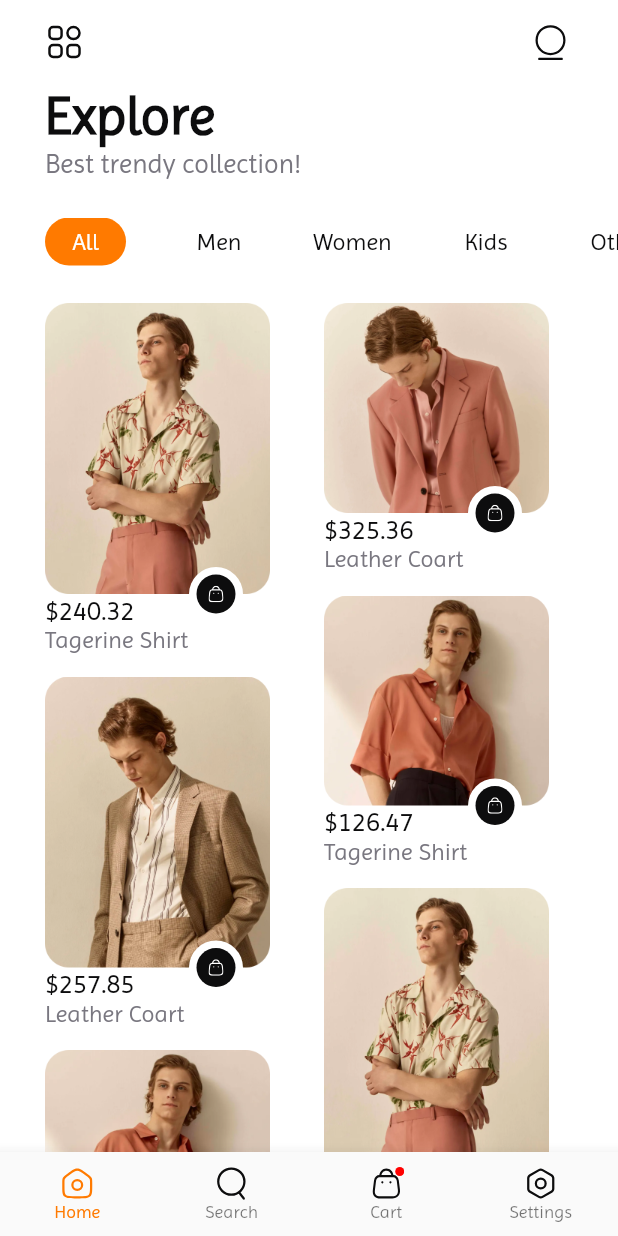
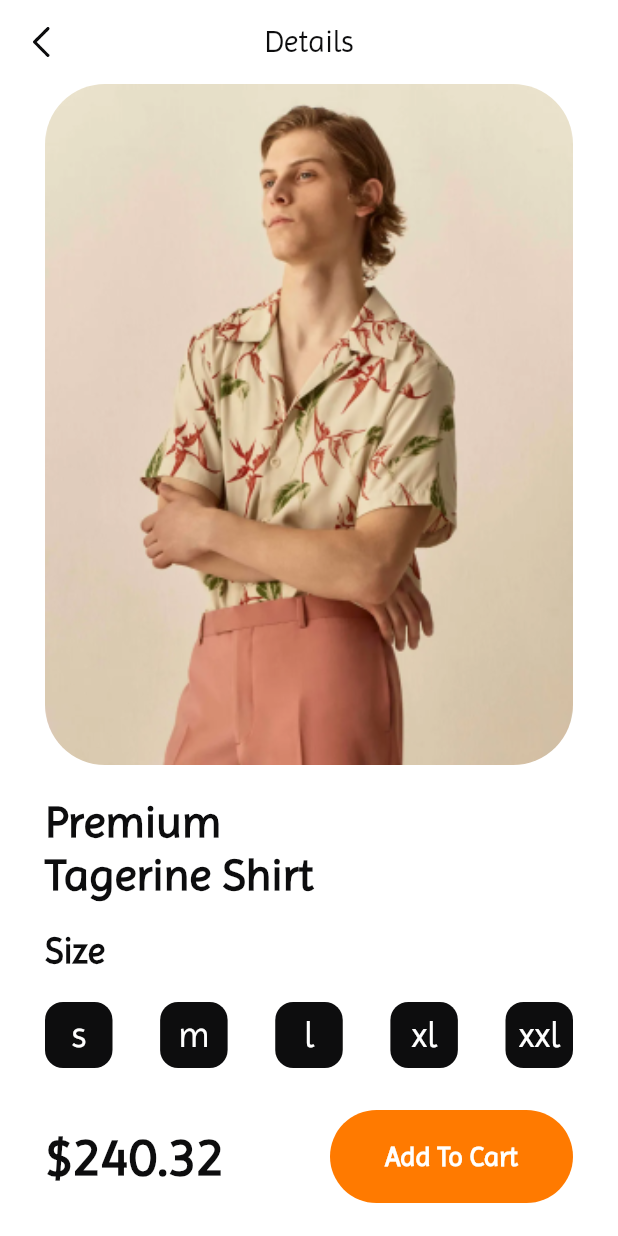
Before and after one commit to nelogomes/flutter_brand_store, a Flutter app: the screen it shows after launch, after a tap on an icon or button, on a phone screen of 412 x 824 dp. Run offline on Flutter 3.47's test engine with Material 2 defaults, Android fonts, the phone set to English and light mode, and no system bars; our stand-ins replace flutter_hooks, flutter_svg.

Commit message:
completed product detail screen

```diff
--- a/lib/main.dart
+++ b/lib/main.dart
@@ -1,6 +1,7 @@
 import 'package:flutter/material.dart';
 import 'package:flutter_brand_store/common/app_colors.dart';
 import 'package:flutter_brand_store/views/screens/home_screen.dart';
+import 'package:flutter_brand_store/views/screens/product_detail_screen.dart';
 
 void main() => runApp(const MyApp());
 
@@ -23,8 +24,8 @@ class MyApp extends StatelessWidget {
           color: Colors.transparent,
         ),
       ),
+      home: const HomeScreen(),
       title: 'Material App',
-      home: const HomeScreen(),
     );
   }
 }
--- a/lib/models/product.dart
+++ b/lib/models/product.dart
@@ -1,8 +1,12 @@
+enum ProductSize { s, m, l, xl, xxl }
+
 class Product {
   String name;
   String image;
   double price;
   bool isAddedCart;
+  List<ProductSize> productSize;
 
-  Product(this.name, this.image, this.price, this.isAddedCart);
+  Product(
+      this.name, this.image, this.price, this.isAddedCart, this.productSize);
 }
--- /dev/null
+++ b/lib/utils/custom_page_route.dart
@@ -0,0 +1,22 @@
+import 'package:flutter/material.dart';
+
+class CustomPageRoute extends PageRouteBuilder {
+  CustomPageRoute({required this.child})
+      : super(
+          pageBuilder: (context, Animation<double> animation,
+                  Animation<double> secondaryAnimation) =>
+              child,
+          transitionDuration: const Duration(milliseconds: 500),
+        );
+
+  Widget child;
+
+  @override
+  Widget buildTransitions(BuildContext context, Animation<double> animation,
+      Animation<double> secondaryAnimation, Widget child) {
+    return ScaleTransition(
+      scale: animation,
+      child: child,
+    );
+  }
+}
--- /dev/null
+++ b/lib/views/screens/product_detail_screen.dart
@@ -0,0 +1,128 @@
+import 'package:flutter/material.dart';
+import 'package:flutter_brand_store/common/app_colors.dart';
+import 'package:flutter_brand_store/models/product.dart';
+import 'package:flutter_svg/flutter_svg.dart';
+
+class ProductDetailScreen extends StatelessWidget {
+  const ProductDetailScreen({super.key, required this.product});
+
+  final Product product;
+
+  @override
+  Widget build(BuildContext context) {
+    final Size screenWidth = MediaQuery.of(context).size;
+    final Size screenHeight = MediaQuery.of(context).size;
+
+    List<Widget> buildSizeItem() {
+      return product.productSize.map(((e) {
+        return Container(
+          alignment: Alignment.center,
+          width: 45,
+          height: 44,
+          decoration: BoxDecoration(
+            color: AppColors.secondary,
+            borderRadius: BorderRadius.circular(12),
+          ),
+          child: Text(
+            e.toString().split('.')[1],
+            style: const TextStyle(
+              color: Colors.white,
+              fontSize: 24,
+            ),
+          ),
+        );
+      })).toList();
+    }
+
+    return Scaffold(
+      appBar: AppBar(
+        leading: IconButton(
+          icon: SvgPicture.asset('assets/icons/Back.svg'),
+          onPressed: () => Navigator.pop(context),
+        ),
+        title: const Text(
+          'Details',
+          style: TextStyle(color: AppColors.primaryText),
+        ),
+        centerTitle: true,
+      ),
+      body: Padding(
+        padding: const EdgeInsets.only(top: 0, left: 30, right: 30, bottom: 22),
+        child: Column(
+          crossAxisAlignment: CrossAxisAlignment.start,
+          // mainAxisAlignment: MainAxisAlignment.spaceBetween,
+          children: [
+            Expanded(
+              child: ClipRRect(
+                borderRadius: BorderRadius.circular(40),
+                child: Image.asset(
+                  product.image,
+                  width: screenWidth.width,
+                  fit: BoxFit.cover,
+                ),
+              ),
+            ),
+            Container(
+              margin: const EdgeInsets.only(top: 20),
+              width: 209,
+              child: const Text(
+                'Premium Tagerine Shirt',
+                style: TextStyle(
+                  fontSize: 30,
+                  color: AppColors.primaryText,
+                  fontWeight: FontWeight.bold,
+                  overflow: TextOverflow.fade,
+                ),
+              ),
+            ),
+            const SizedBox(height: 20),
+            const Text(
+              'Size',
+              style: TextStyle(
+                  color: AppColors.primaryText,
+                  fontSize: 24,
+                  fontWeight: FontWeight.bold),
+            ),
+            const SizedBox(height: 20),
+            Row(
+              mainAxisAlignment: MainAxisAlignment.spaceBetween,
+              children: buildSizeItem(),
+            ),
+            const SizedBox(height: 28),
+            Row(
+              mainAxisAlignment: MainAxisAlignment.spaceBetween,
+              crossAxisAlignment: CrossAxisAlignment.center,
+              children: [
+                Text(
+                  '\$${product.price}',
+                  style: const TextStyle(
+                    color: AppColors.primaryText,
+                    fontSize: 36,
+                    fontWeight: FontWeight.bold,
+                  ),
+                ),
+                Container(
+                  alignment: Alignment.center,
+                  width: 162,
+                  height: 62,
+                  decoration: BoxDecoration(
+                    color: AppColors.primary,
+                    borderRadius: BorderRadius.circular(90),
+                  ),
+                  child: const Text(
+                    'Add To Cart',
+                    style: TextStyle(
+                      color: Colors.white,
+                      fontWeight: FontWeight.bold,
+                      fontSize: 18,
+                    ),
+                  ),
+                )
+              ],
+            ),
+          ],
+        ),
+      ),
+    );
+  }
+}
--- a/lib/views/widgets/product_cart.dart
+++ b/lib/views/widgets/product_cart.dart
@@ -33,7 +33,7 @@ class ProductCart extends StatelessWidget {
                 width: 36,
                 height: 36,
                 child: GestureDetector(
-                  onTap: () => {print(index)},
+                  onTap: () => {},
                   child: Container(
                     padding: const EdgeInsets.all(5),
                     decoration: const BoxDecoration(
--- a/lib/views/widgets/product_list.dart
+++ b/lib/views/widgets/product_list.dart
@@ -1,6 +1,8 @@
 import 'package:flutter/material.dart';
 import 'package:flutter_brand_store/models/product.dart';
 import 'package:flutter_brand_store/resources/app_data.dart';
+import 'package:flutter_brand_store/utils/custom_page_route.dart';
+import 'package:flutter_brand_store/views/screens/product_detail_screen.dart';
 import 'package:flutter_brand_store/views/widgets/product_cart.dart';
 import 'package:flutter_staggered_grid_view/flutter_staggered_grid_view.dart';
 
@@ -20,7 +22,15 @@ class ProductList extends StatelessWidget {
           itemBuilder: (context, index) {
             Product product = AppData.products[index];
             return GestureDetector(
-              onTap: () {},
+              onTap: () {
+                Navigator.push(
+                    context,
+                    CustomPageRoute(
+                      child: ProductDetailScreen(
+                        product: product,
+                      ),
+                    ));
+              },
               child: Container(
                 color: Colors.transparent,
                 child: ProductCart(
--- a/pubspec.yaml
+++ b/pubspec.yaml
@@ -70,6 +70,7 @@ flutter:
     - assets/icons/Settings.svg
     - assets/icons/toCart.svg
     - assets/icons/Bag.svg
+    - assets/icons/Back.svg
 
     # images
     - assets/images/1.png
```
Also changed, not shown: lib/resources/app_data.dart (+91 -8 lines), lib/views/screens/cart_screen.dart (added, +19 -0 lines), assets/icons/Back.svg (added).
